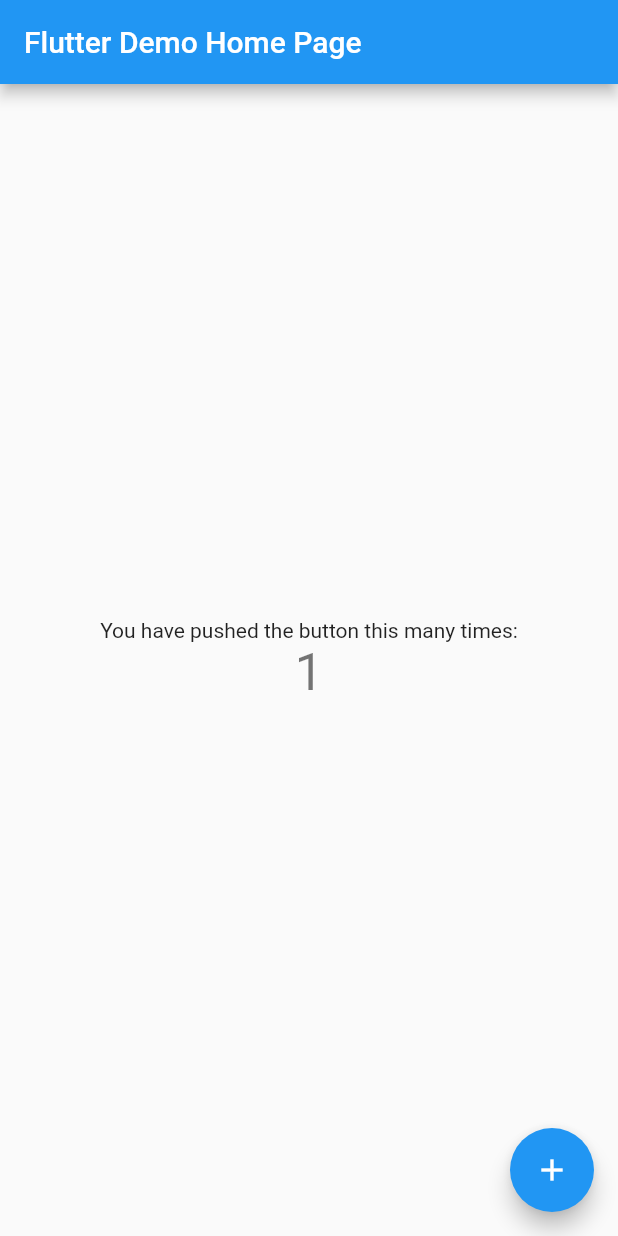
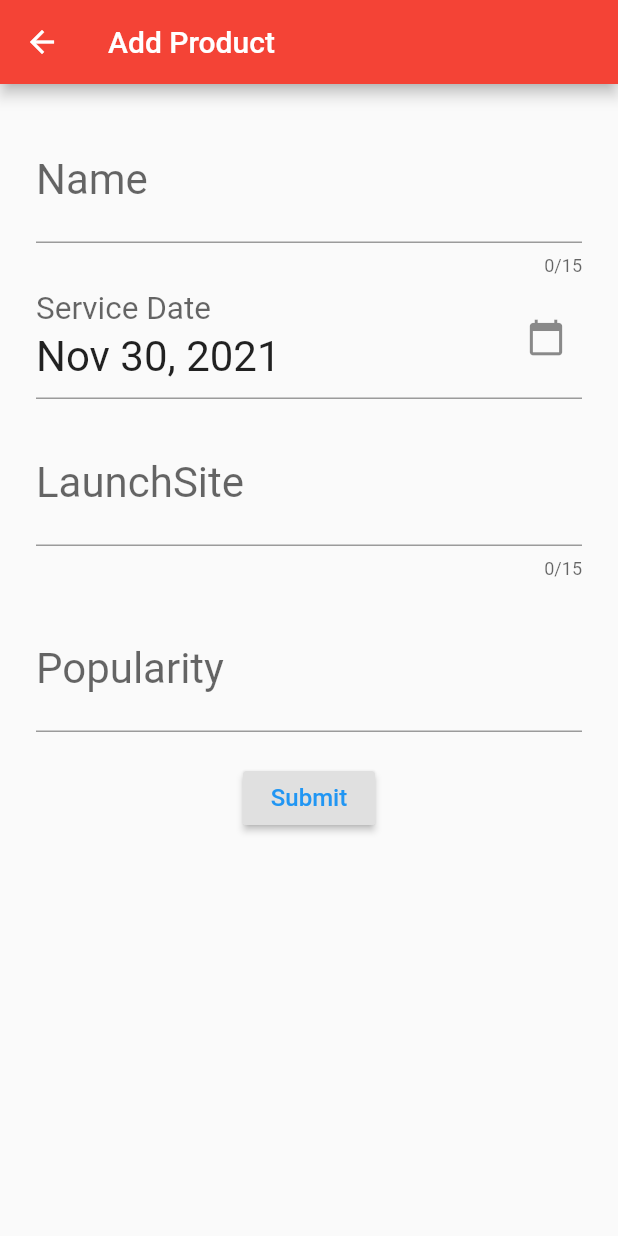
Before and after one commit to Priyankagavit/assignment, a Flutter app: the screen it shows after launch, after a tap on the "add" icon, on a phone screen of 412 x 824 dp. Run offline on Flutter 3.47's test engine with Material 2 defaults, Android fonts, the light colour scheme and no system bars; our stand-ins replace date_format, flutter_bloc, sqflite; accounts and stored records are empty.

Commit message:
changes added

```diff
--- /dev/null
+++ b/assignment_test/lib/bloc/product_bloc.dart
@@ -0,0 +1,36 @@
+
+import 'package:assignment_test/events/add_product.dart';
+import 'package:assignment_test/events/delete_product.dart';
+import 'package:assignment_test/events/product_event.dart';
+import 'package:assignment_test/events/set_product.dart';
+import 'package:assignment_test/events/update_product.dart';
+import 'package:assignment_test/model/product.dart';
+import 'package:flutter_bloc/flutter_bloc.dart';
+
+class ProductBloc extends Bloc<ProductEvent, List<Product>> {
+
+
+  @override
+  List<Product> get initialState => List<Product>();
+
+  @override
+  Stream<List<Product>> mapEventToState(ProductEvent event) async* {
+    if (event is SetProducts) {
+      yield event.productList;
+    } else if (event is AddProduct) {
+      List<Product> newState = List.from(state);
+      if (event.productFood != null) {
+        newState.add(event.productFood);
+      }
+      yield newState;
+    } else if (event is DeleteProduct) {
+      List<Product> newState = List.from(state);
+      newState.removeAt(event.productIndex);
+      yield newState;
+    } else if (event is UpdateProduct) {
+      List<Product> newState = List.from(state);
+      newState[event.productIndex] = event.newProduct;
+      yield newState;
+    }
+  }
+}
--- /dev/null
+++ b/assignment_test/lib/db/database_provider.dart
@@ -0,0 +1,97 @@
+
+import 'package:assignment_test/model/product.dart';
+import 'package:path/path.dart';
+import 'package:sqflite/sqflite.dart';
+import 'package:sqflite/sqlite_api.dart';
+
+class DatabaseProvider {
+  static const String TABLE_PRODUCT = "product";
+  static const String COLUMN_ID = "id";
+  static const String COLUMN_NAME = "name";
+  static const String COLUMN_LAUNCHEDAT = "launchedAt";
+  static const String COLUMN_LAUNCHSITE = "launchSite";
+  static const String COLUMN_POPULARITY = "popularity";
+
+  DatabaseProvider._();
+  static final DatabaseProvider db = DatabaseProvider._();
+
+  Database _database;
+
+  Future<Database> get database async {
+    print("database getter called");
+
+    if (_database != null) {
+      return _database;
+    }
+
+    _database = await createDatabase();
+
+    return _database;
+  }
+
+  Future<Database> createDatabase() async {
+    String dbPath = await getDatabasesPath();
+
+    return await openDatabase(
+      join(dbPath, 'productDB.db'),
+      version: 1,
+      onCreate: (Database database, int version) async {
+        print("Creating product table");
+
+        await database.execute(
+          "CREATE TABLE $TABLE_PRODUCT ("
+          "$COLUMN_ID INTEGER PRIMARY KEY,"
+          "$COLUMN_NAME TEXT,"
+          "$COLUMN_LAUNCHEDAT TEXT,"
+          "$COLUMN_LAUNCHSITE TEXT,"
+          "$COLUMN_POPULARITY TEXT"
+          ")",
+        );
+      },
+    );
+  }
+
+  Future<List<Product>> getProducts() async {
+    final db = await database;
+
+    var products = await db
+        .query(TABLE_PRODUCT, columns: [COLUMN_ID, COLUMN_NAME, COLUMN_LAUNCHEDAT, COLUMN_LAUNCHSITE,COLUMN_POPULARITY]);
+
+    List<Product> productList = List<Product>();
+
+    products.forEach((currentProduct) {
+      Product product = Product.fromMap(currentProduct);
+
+      productList.add(product);
+    });
+
+    return productList;
+  }
+
+  Future<Product> insert(Product product) async {
+    final db = await database;
+    product.id = await db.insert(TABLE_PRODUCT, product.toMap());
+    return product;
+  }
+
+  Future<int> delete(int id) async {
+    final db = await database;
+
+    return await db.delete(
+      TABLE_PRODUCT,
+      where: "id = ?",
+      whereArgs: [id],
+    );
+  }
+
+  Future<int> update(Product product) async {
+    final db = await database;
+
+    return await db.update(
+      TABLE_PRODUCT,
+      product.toMap(),
+      where: "id = ?",
+      whereArgs: [product.id],
+    );
+  }
+}
--- /dev/null
+++ b/assignment_test/lib/events/add_product.dart
@@ -0,0 +1,11 @@
+
+import 'package:assignment_test/events/product_event.dart';
+import 'package:assignment_test/model/product.dart';
+
+class AddProduct extends ProductEvent {
+  Product productFood;
+
+  AddProduct(Product product){
+    productFood = product;
+  }
+}
--- /dev/null
+++ b/assignment_test/lib/events/delete_product.dart
@@ -0,0 +1,10 @@
+
+import 'package:assignment_test/events/product_event.dart';
+
+class DeleteProduct extends ProductEvent {
+  int productIndex;
+
+  DeleteProduct(int index) {
+    productIndex = index;
+  }
+}
--- /dev/null
+++ b/assignment_test/lib/events/product_event.dart
@@ -0,0 +1 @@
+abstract class ProductEvent {}
--- /dev/null
+++ b/assignment_test/lib/events/set_product.dart
@@ -0,0 +1,12 @@
+
+
+import 'package:assignment_test/events/product_event.dart';
+import 'package:assignment_test/model/product.dart';
+
+class SetProducts extends ProductEvent {
+  List<Product> productList;
+
+  SetProducts(List<Product> products) {
+    productList = products;
+  }
+}
--- /dev/null
+++ b/assignment_test/lib/events/update_product.dart
@@ -0,0 +1,13 @@
+
+import 'package:assignment_test/events/product_event.dart';
+import 'package:assignment_test/model/product.dart';
+
+class UpdateProduct extends ProductEvent {
+  Product newProduct;
+  int productIndex;
+
+  UpdateProduct(int index, Product product) {
+    newProduct = product;
+    productIndex = index;
+  }
+}
--- a/assignment_test/lib/main.dart
+++ b/assignment_test/lib/main.dart
@@ -1,115 +1,25 @@
+
+import 'package:assignment_test/ui/product_list.dart';
 import 'package:flutter/material.dart';
+import 'package:flutter_bloc/flutter_bloc.dart';
 
-void main() {
-  runApp(const MyApp());
-}
+import 'bloc/product_bloc.dart';
+
+void main() => runApp(MyApp());
 
 class MyApp extends StatelessWidget {
-  const MyApp({Key? key}) : super(key: key);
-
-  // This widget is the root of your application.
   @override
   Widget build(BuildContext context) {
-    return MaterialApp(
-      title: 'Flutter Demo',
-      theme: ThemeData(
-        // This is the theme of your application.
-        //
-        // Try running your application with "flutter run". You'll see the
-        // application has a blue toolbar. Then, without quitting the app, try
-        // changing the primarySwatch below to Colors.green and then invoke
-        // "hot reload" (press "r" in the console where you ran "flutter run",
-        // or simply save your changes to "hot reload" in a Flutter IDE).
-        // Notice that the counter didn't reset back to zero; the application
-        // is not restarted.
-        primarySwatch: Colors.blue,
+    return BlocProvider<ProductBloc>(
+      create: (context) => ProductBloc(),
+      child: MaterialApp(
+        debugShowCheckedModeBanner: false,
+        title: 'Assignment',
+        theme: ThemeData(
+          primarySwatch: Colors.red,
+        ),
+        home: ProductList(),
       ),
-      home: const MyHomePage(title: 'Flutter Demo Home Page'),
     );
   }
 }
-
-class MyHomePage extends StatefulWidget {
-  const MyHomePage({Key? key, required this.title}) : super(key: key);
-
-  // This widget is the home page of your application. It is stateful, meaning
-  // that it has a State object (defined below) that contains fields that affect
-  // how it looks.
-
-  // This class is the configuration for the state. It holds the values (in this
-  // case the title) provided by the parent (in this case the App widget) and
-  // used by the build method of the State. Fields in a Widget subclass are
-  // always marked "final".
-
-  final String title;
-
-  @override
-  State<MyHomePage> createState() => _MyHomePageState();
-}
-
-class _MyHomePageState extends State<MyHomePage> {
-  int _counter = 0;
-
-  void _incrementCounter() {
-    setState(() {
-      // This call to setState tells the Flutter framework that something has
-      // changed in this State, which causes it to rerun the build method below
-      // so that the display can reflect the updated values. If we changed
-      // _counter without calling setState(), then the build method would not be
-      // called again, and so nothing would appear to happen.
-      _counter++;
-    });
-  }
-
-  @override
-  Widget build(BuildContext context) {
-    // This method is rerun every time setState is called, for instance as done
-    // by the _incrementCounter method above.
-    //
-    // The Flutter framework has been optimized to make rerunning build methods
-    // fast, so that you can just rebuild anything that needs updating rather
-    // than having to individually change instances of widgets.
-    return Scaffold(
-      appBar: AppBar(
-        // Here we take the value from the MyHomePage object that was created by
-        // the App.build method, and use it to set our appbar title.
-        title: Text(widget.title),
-      ),
-      body: Center(
-        // Center is a layout widget. It takes a single child and positions it
-        // in the middle of the parent.
-        child: Column(
-          // Column is also a layout widget. It takes a list of children and
-          // arranges them vertically. By default, it sizes itself to fit its
-          // children horizontally, and tries to be as tall as its parent.
-          //
-          // Invoke "debug painting" (press "p" in the console, choose the
-          // "Toggle Debug Paint" action from the Flutter Inspector in Android
-          // Studio, or the "Toggle Debug Paint" command in Visual Studio Code)
-          // to see the wireframe for each widget.
-          //
-          // Column has various properties to control how it sizes itself and
-          // how it positions its children. Here we use mainAxisAlignment to
-          // center the children vertically; the main axis here is the vertical
-          // axis because Columns are vertical (the cross axis would be
-          // horizontal).
-          mainAxisAlignment: MainAxisAlignment.center,
-          children: <Widget>[
-            const Text(
-              'You have pushed the button this many times:',
-            ),
-            Text(
-              '$_counter',
-              style: Theme.of(context).textTheme.headline4,
-            ),
-          ],
-        ),
-      ),
-      floatingActionButton: FloatingActionButton(
-        onPressed: _incrementCounter,
-        tooltip: 'Increment',
-        child: const Icon(Icons.add),
-      ), // This trailing comma makes auto-formatting nicer for build methods.
-    );
-  }
-}
--- /dev/null
+++ b/assignment_test/lib/model/product.dart
@@ -0,0 +1,36 @@
+
+
+import 'package:assignment_test/db/database_provider.dart';
+
+class Product {
+  int id;
+  String name;
+  String launchedAt;
+  String launchSite;
+  String popularity;
+
+  Product({this.id, this.name, this.launchedAt, this.launchSite,this.popularity});
+
+  Map<String, dynamic> toMap() {
+    var map = <String, dynamic>{
+      DatabaseProvider.COLUMN_NAME: name,
+      DatabaseProvider.COLUMN_LAUNCHEDAT: launchedAt,
+      DatabaseProvider.COLUMN_LAUNCHSITE: launchSite,
+      DatabaseProvider.COLUMN_POPULARITY: popularity,
+    };
+
+    if (id != null) {
+      map[DatabaseProvider.COLUMN_ID] = id;
+    }
+
+    return map;
+  }
+
+  Product.fromMap(Map<String, dynamic> map) {
+    id = map[DatabaseProvider.COLUMN_ID];
+    name = map[DatabaseProvider.COLUMN_NAME];
+    launchedAt = map[DatabaseProvider.COLUMN_LAUNCHEDAT];
+    launchSite = map[DatabaseProvider.COLUMN_LAUNCHSITE];
+    popularity = map[DatabaseProvider.COLUMN_POPULARITY];
+  }
+}
--- /dev/null
+++ b/assignment_test/lib/ui/product_form.dart
@@ -0,0 +1,242 @@
+import 'package:assignment_test/bloc/product_bloc.dart';
+import 'package:assignment_test/db/database_provider.dart';
+import 'package:assignment_test/events/add_product.dart';
+import 'package:assignment_test/events/update_product.dart';
+import 'package:assignment_test/model/product.dart';
+import 'package:flutter/material.dart';
+import 'package:flutter_bloc/flutter_bloc.dart';
+import 'package:intl/intl.dart';
+import 'package:date_format/date_format.dart';
+
+class ProductForm extends StatefulWidget {
+  final Product product;
+  final int productIndex;
+  bool isFrom = false;
+
+  ProductForm({this.product, this.productIndex, this.isFrom});
+
+  @override
+  State<StatefulWidget> createState() {
+    return ProductFormState();
+  }
+}
+
+class ProductFormState extends State<ProductForm> {
+  String _name;
+  String _launchSite;
+  String _launchedAt;
+  String _popularity;
+  bool isFrom;
+  String serviceDate = "";
+  String service_Date = "";
+  TextEditingController sdate = TextEditingController();
+  final GlobalKey<FormState> _formKey = GlobalKey<FormState>();
+
+  Widget _buildName() {
+    return TextFormField(
+      initialValue: _name,
+      decoration: InputDecoration(labelText: 'Name'),
+      maxLength: 15,
+      style: TextStyle(fontSize: 28),
+      validator: (String value) {
+        if (value.isEmpty) {
+          return 'Name is Required';
+        }
+
+        return null;
+      },
+      onSaved: (String value) {
+        _name = value;
+      },
+    );
+  }
+
+  Widget _buildLaunchAt() {
+    return TextField(
+      readOnly: true,
+      style: TextStyle(fontSize: 28),
+      decoration: InputDecoration(
+        labelStyle: TextStyle(fontSize: 28),
+        labelText: 'Service Date',
+        suffixIcon: Icon(
+          Icons.calendar_today,
+          size: 26,
+        ),
+      ),
+      controller: sdate,
+      onTap: () async {
+        DateTime date = DateTime(2000);
+        FocusScope.of(context).requestFocus(FocusNode());
+        date = await showDatePicker(
+            context: context,
+            initialDate: DateTime.now(),
+            firstDate: DateTime(2000),
+            lastDate: DateTime(2030));
+
+        sdate.text = getFormattedDateMMMddyyyy(date);
+        _launchedAt = getFormattedDateMMMddyyyy(date);
+      },
+    );
+  }
+
+  String getFormattedDateMMMddyyyy(DateTime date) {
+    var strDate = formatDate(date, [M, ' ', dd, ',', ' ', yyyy]);
+    print("test date1 ");
+    print(strDate);
+    return strDate;
+  }
+
+  Widget _buildLaunchSite() {
+    return TextFormField(
+      initialValue: _launchSite,
+      decoration: InputDecoration(labelText: 'LaunchSite'),
+      maxLength: 15,
+      style: TextStyle(fontSize: 28),
+      validator: (String value) {
+        if (value.isEmpty) {
+          return 'LaunchSite is Required';
+        }
+
+        return null;
+      },
+      onSaved: (String value) {
+        _launchSite = value;
+      },
+    );
+  }
+
+  Widget _buildPopularity() {
+    return TextFormField(
+      initialValue: _popularity,
+      decoration: InputDecoration(labelText: 'Popularity'),
+      keyboardType: TextInputType.number,
+      style: TextStyle(fontSize: 28),
+      validator: (String value) {
+        int popularity = int.tryParse(value);
+
+        if (popularity == null || popularity <= 0) {
+          return 'Popularity must be greater than 0';
+        }
+
+        return null;
+      },
+      onSaved: (String value) {
+        _popularity = value;
+      },
+    );
+  }
+
+  @override
+  void initState() {
+    super.initState();
+    service_Date = new DateFormat.yMMMd().format(new DateTime.now());
+    _launchedAt = getFormattedDateMMMddyyyy(DateTime.now());
+    sdate.text = service_Date;
+    if (widget.product != null) {
+      _name = widget.product.name;
+      _launchSite = widget.product.launchSite;
+      _launchedAt = widget.product.launchedAt;
+      _popularity = widget.product.popularity;
+    }
+  }
+
+  @override
+  Widget build(BuildContext context) {
+    return Scaffold(
+      appBar: AppBar(
+          title: widget.isFrom == true
+              ? Text("Edit Product")
+              : Text("Add Product")),
+      body: SingleChildScrollView(
+        padding: EdgeInsets.all(24),
+        child: Form(
+          key: _formKey,
+          child: Column(
+            mainAxisAlignment: MainAxisAlignment.center,
+            children: <Widget>[
+              _buildName(),
+              _buildLaunchAt(),
+              SizedBox(height: 16),
+              _buildLaunchSite(),
+              SizedBox(height: 20),
+              _buildPopularity(),
+              SizedBox(height: 20),
+              widget.product == null
+                  ? RaisedButton(
+                      child: Text(
+                        'Submit',
+                        style: TextStyle(color: Colors.blue, fontSize: 16),
+                      ),
+                      onPressed: () {
+                        if (!_formKey.currentState.validate()) {
+                          return;
+                        }
+
+                        _formKey.currentState.save();
+
+                        Product product = Product(
+                          name: _name,
+                          launchSite: _launchSite,
+                          launchedAt: _launchedAt,
+                          popularity: _popularity,
+                        );
+
+                        DatabaseProvider.db.insert(product).then(
+                              (storedFood) =>
+                                  BlocProvider.of<ProductBloc>(context).add(
+                                AddProduct(storedFood),
+                              ),
+                            );
+
+                        Navigator.pop(context);
+                      },
+                    )
+                  : Row(
+                      mainAxisAlignment: MainAxisAlignment.spaceEvenly,
+                      children: <Widget>[
+                        RaisedButton(
+                          child: Text(
+                            "Update",
+                            style: TextStyle(color: Colors.blue, fontSize: 16),
+                          ),
+                          onPressed: () {
+                            if (!_formKey.currentState.validate()) {
+                              print("form");
+                              return;
+                            }
+
+                            _formKey.currentState.save();
+
+                            Product product = Product(
+                              name: _name,
+                              launchSite: _launchSite,
+                              launchedAt: _launchedAt,
+                              popularity: _popularity,
+                            );
+
+                            DatabaseProvider.db.update(widget.product).then(
+                                  (storedFood) =>
+                                      BlocProvider.of<ProductBloc>(context).add(
+                                    UpdateProduct(widget.productIndex, product),
+                                  ),
+                                );
+
+                            Navigator.pop(context);
+                          },
+                        ),
+                        RaisedButton(
+                          child: Text(
+                            "Cancel",
+                            style: TextStyle(color: Colors.red, fontSize: 16),
+                          ),
+                          onPressed: () => Navigator.pop(context),
+                        ),
+                      ],
+                    ),
+            ],
+          ),
+        ),
+      ),
+    );
+  }
+}
--- /dev/null
+++ b/assignment_test/lib/ui/product_list.dart
@@ -0,0 +1,118 @@
+import 'package:assignment_test/bloc/product_bloc.dart';
+import 'package:assignment_test/db/database_provider.dart';
+import 'package:assignment_test/events/delete_product.dart';
+import 'package:assignment_test/events/set_product.dart';
+import 'package:assignment_test/model/product.dart';
+import 'package:assignment_test/ui/product_form.dart';
+import 'package:flutter/material.dart';
+import 'package:flutter_bloc/flutter_bloc.dart';
+
+class ProductList extends StatefulWidget {
+  const ProductList({Key key}) : super(key: key);
+
+  @override
+  _ProductListState createState() => _ProductListState();
+}
+
+class _ProductListState extends State<ProductList> {
+  @override
+  void initState() {
+    super.initState();
+    DatabaseProvider.db.getProducts().then(
+      (productList) {
+        BlocProvider.of<ProductBloc>(context).add(SetProducts(productList));
+      },
+    );
+  }
+
+  showProductDialog(BuildContext context, Product product, int index) {
+    showDialog(
+              context: context,
+              builder: (context) => AlertDialog(
+                content: Text('Do you really want to delete ?'),
+                actions: <Widget>[
+                  FlatButton(
+                    onPressed: () =>
+                         DatabaseProvider.db.delete(product.id).then((_) {
+              BlocProvider.of<ProductBloc>(context).add(
+                DeleteProduct(index),
+              );
+              Navigator.pop(context);
+            }),
+                    child: Text('OK'),
+                  ),
+                  FlatButton(
+                    onPressed: () =>  Navigator.pop(context),
+                    child: Text('CANCEL'),
+                  ),
+                ],
+              ),
+            );
+  }
+
+
+  @override
+  Widget build(BuildContext context) {
+    print("Building entire product list scaffold");
+    return Scaffold(
+      appBar: AppBar(
+        title: Text("ProductList"),
+        centerTitle: true,
+      ),
+      body: Container(
+        padding: EdgeInsets.all(8),
+        color: Colors.grey,
+        child: BlocConsumer<ProductBloc, List<Product>>(
+          builder: (context, productList) {
+            return ListView.builder(
+              itemBuilder: (BuildContext context, int index) {
+                print("productList: $productList");
+
+                Product product = productList[index];
+                return Card(
+                  child: ListTile(
+                    contentPadding: EdgeInsets.all(16),
+                    title: Text(product.name, style: TextStyle(fontSize: 26)),
+                    subtitle: Text(
+                      "Launch Site: ${product.launchSite}\nLaunchAt: ${product.launchedAt}\nPopularity: ${product.popularity}",
+                      style: TextStyle(fontSize: 20),
+                    ),
+                    trailing: Wrap(
+                      spacing: 2, // space between two icons
+                      children: <Widget>[
+                        FlatButton(
+                          onPressed: () => Navigator.push(
+                            context,
+                            MaterialPageRoute(
+                              builder: (context) => ProductForm(
+                                  product: product, productIndex: index,isFrom: true,),
+                            ),
+                          ),
+                          child: Icon(Icons.update),
+                        ), // icon-2
+                        FlatButton(
+                          onPressed: () =>
+                              showProductDialog(context, product, index),
+                          child: Icon(Icons.delete),
+                        ), // icon-1
+                      ],
+                    ),
+                  ),
+                );
+              },
+              itemCount: productList.length,
+            );
+          },
+          listener: (BuildContext context, productList) {},
+        ),
+      ),
+      floatingActionButton: FloatingActionButton(
+        child: Icon(Icons.add),
+        onPressed: () => Navigator.push(
+          context,
+          MaterialPageRoute(builder: (BuildContext context) => ProductForm(isFrom: false,)),
+        ),
+      ),
+    );
+  }
+}
```
Also changed, not shown: assignment_test/pubspec.yaml (+6 -1 lines), assignment_test/pubspec.lock, 8 other files.
